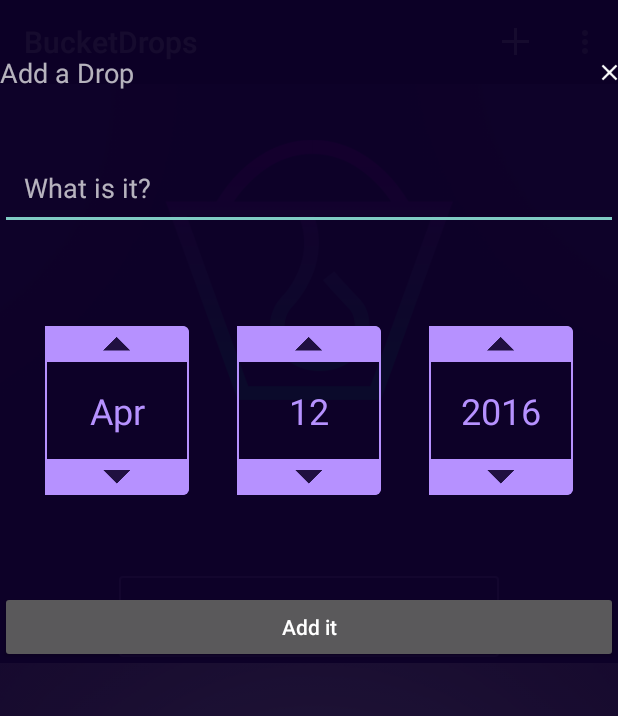
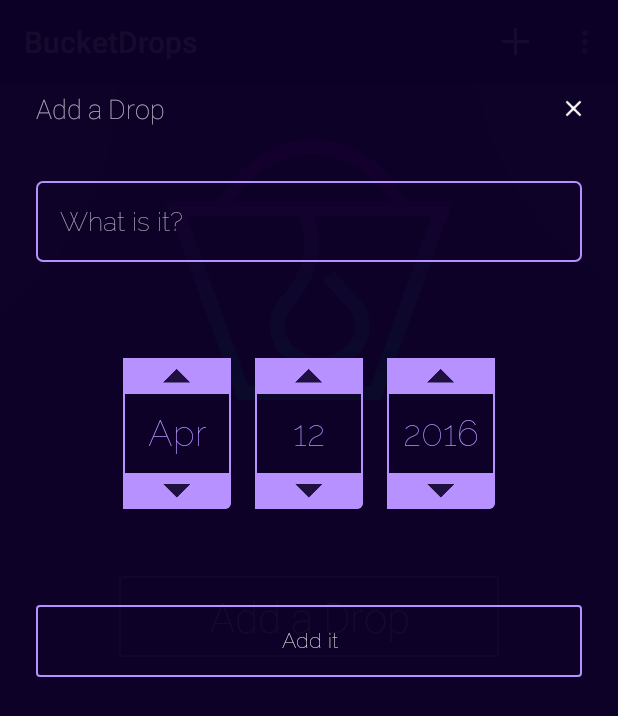
Before and after one commit to MdManjurulHoqueJony/BucketDrops, an Android app: the screen it shows after launch (MainActivity), after a tap on "Add a Drop", on a phone screen of 412 x 824 dp. Shown: the top 716 px of the screen. Run offline under Robolectric (Android 15) with nearby library versions, the phone set to English and light mode, and no system bars; libraries missing offline, so code that uses them is left out: com.facebook.stetho, com.uphyca.stetho_realm, io.realm; 9 statements that could not run were skipped.

Commit message:
Polish the App with a custom font

```diff
--- a/app/src/main/java/com/wordpress/jonyonandroidcraftsmanship/bucketdrops/AddDialogFragment.java
+++ b/app/src/main/java/com/wordpress/jonyonandroidcraftsmanship/bucketdrops/AddDialogFragment.java
@@ -47,6 +47,7 @@ public class AddDialogFragment extends DialogFragment {
         etDrop = (EditText) view.findViewById(R.id.etDrop);
         bpvDate = (BucketPickerView) view.findViewById(R.id.bpvDate);
         btnAdd = (Button) view.findViewById(R.id.btnAdd);
+        AppBucketDrops.setRalewayRegular(getActivity(), etDrop, btnAdd);
         ibtnClose.setOnClickListener(myClickListener);
         btnAdd.setOnClickListener(myClickListener);
     }
--- a/app/src/main/java/com/wordpress/jonyonandroidcraftsmanship/bucketdrops/AppBucketDrops.java
+++ b/app/src/main/java/com/wordpress/jonyonandroidcraftsmanship/bucketdrops/AppBucketDrops.java
@@ -3,7 +3,9 @@ package com.wordpress.jonyonandroidcraftsmanship.bucketdrops;
 import android.app.Application;
 import android.content.Context;
 import android.content.SharedPreferences;
+import android.graphics.Typeface;
 import android.preference.PreferenceManager;
+import android.widget.TextView;
 
 import com.facebook.stetho.Stetho;
 import com.uphyca.stetho_realm.RealmInspectorModulesProvider;
@@ -41,4 +43,15 @@ public class AppBucketDrops extends Application{
         return filterOption;
     }
 
+    public static void setRalewayRegular(Context context, TextView textView){
+        Typeface typeface = Typeface.createFromAsset(context.getAssets(), "fonts/raleway_thin.ttf");
+        textView.setTypeface(typeface);
+    }
+
+    public static void setRalewayRegular(Context context, TextView... textViews){
+        Typeface typeface = Typeface.createFromAsset(context.getAssets(), "fonts/raleway_thin.ttf");
+        for (TextView textView:textViews) {
+            textView.setTypeface(typeface);
+        }
+    }
 }
--- a/app/src/main/java/com/wordpress/jonyonandroidcraftsmanship/bucketdrops/DialogMark.java
+++ b/app/src/main/java/com/wordpress/jonyonandroidcraftsmanship/bucketdrops/DialogMark.java
@@ -55,6 +55,7 @@ public class DialogMark extends DialogFragment {
         super.onViewCreated(view, savedInstanceState);
         mBtnClose = (ImageButton) view.findViewById(R.id.btnClose);
         mBtnCompleted = (Button) view.findViewById(R.id.btnCompleted);
+        AppBucketDrops.setRalewayRegular(getActivity(), mBtnCompleted);
         mBtnClose.setOnClickListener(mBtnClickListener);
         mBtnCompleted.setOnClickListener(mBtnClickListener);
     }
--- a/app/src/main/java/com/wordpress/jonyonandroidcraftsmanship/bucketdrops/adapters/DropsAdapter.java
+++ b/app/src/main/java/com/wordpress/jonyonandroidcraftsmanship/bucketdrops/adapters/DropsAdapter.java
@@ -165,6 +165,7 @@ public class DropsAdapter extends RecyclerView.Adapter<RecyclerView.ViewHolder>
             itemView.setOnClickListener(this);
             tvWhat = (TextView) itemView.findViewById(R.id.tvWhat);
             tvWhen = (TextView) itemView.findViewById(R.id.tvWhen);
+            AppBucketDrops.setRalewayRegular(mContext, tvWhat, tvWhen);
             mMarkListener = markListener;
         }
 
@@ -202,10 +203,12 @@ public class DropsAdapter extends RecyclerView.Adapter<RecyclerView.ViewHolder>
     public static class FooterHolder extends RecyclerView.ViewHolder implements View.OnClickListener {
         Button btnFooter = null;
         AddListener mListener = null;
-
+        Context mContext=null;
         public FooterHolder(View itemView) {
             super(itemView);
+            mContext=itemView.getContext();
             btnFooter = (Button) itemView.findViewById(R.id.btnFooter);
+            AppBucketDrops.setRalewayRegular(mContext, btnFooter);
             btnFooter.setOnClickListener(this);
         }
 
--- a/app/src/main/java/com/wordpress/jonyonandroidcraftsmanship/bucketdrops/widgets/BucketPickerView.java
+++ b/app/src/main/java/com/wordpress/jonyonandroidcraftsmanship/bucketdrops/widgets/BucketPickerView.java
@@ -14,6 +14,7 @@ import android.view.View;
 import android.widget.LinearLayout;
 import android.widget.TextView;
 
+import com.wordpress.jonyonandroidcraftsmanship.bucketdrops.AppBucketDrops;
 import com.wordpress.jonyonandroidcraftsmanship.bucketdrops.R;
 
 import java.text.SimpleDateFormat;
@@ -77,6 +78,7 @@ public class BucketPickerView extends LinearLayout implements View.OnTouchListen
         tvDate = (TextView) findViewById(R.id.tvDate);
         tvMonth = (TextView) findViewById(R.id.tvMonth);
         tvYear = (TextView) findViewById(R.id.tvYear);
+        AppBucketDrops.setRalewayRegular(getContext(), tvDate, tvMonth, tvYear);
         tvDate.setOnTouchListener(this);
         tvMonth.setOnTouchListener(this);
         tvYear.setOnTouchListener(this);
--- /dev/null
+++ b/app/src/main/res/drawable/bg_et_drop.xml
@@ -0,0 +1,8 @@
+<?xml version="1.0" encoding="utf-8"?>
+<shape xmlns:android="http://schemas.android.com/apk/res/android">
+    <stroke
+        android:width="1dp"
+        android:color="@color/purple" />
+    <solid android:color="@android:color/transparent" />
+    <corners android:radius="4dp" />
+</shape>
--- a/app/src/main/res/layout/bucket_picker_view.xml
+++ b/app/src/main/res/layout/bucket_picker_view.xml
@@ -10,7 +10,7 @@
         style="@style/DatePickerItemStyle" />
 
     <Space
-        android:layout_width="32dp"
+        android:layout_width="@dimen/bpv_space"
         android:layout_height="match_parent" />
 
     <TextView
@@ -18,7 +18,7 @@
         style="@style/DatePickerItemStyle" />
 
     <Space
-        android:layout_width="32dp"
+        android:layout_width="@dimen/bpv_space"
         android:layout_height="match_parent" />
 
     <TextView
--- a/app/src/main/res/layout/dialog_add.xml
+++ b/app/src/main/res/layout/dialog_add.xml
@@ -1,12 +1,13 @@
 <?xml version="1.0" encoding="utf-8"?>
 <ScrollView xmlns:android="http://schemas.android.com/apk/res/android"
     android:layout_width="match_parent"
-    android:layout_height="match_parent">
+    android:layout_height="match_parent"
+    android:background="@color/bg_dialog">
 
     <RelativeLayout
         android:layout_width="match_parent"
         android:layout_height="match_parent"
-        android:background="@color/bg_dialog">
+        android:padding="24dp">
 
         <TextView
             android:id="@+id/tvTitle"
@@ -33,6 +34,7 @@
             android:layout_height="wrap_content"
             android:layout_below="@id/tvTitle"
             android:hint="@string/hint_et_drop"
+            android:background="@drawable/bg_et_drop"
             android:inputType="textVisiblePassword"
             android:padding="@dimen/et_drop_padding" />
 
@@ -49,6 +51,7 @@
             android:layout_width="match_parent"
             android:layout_height="wrap_content"
             android:layout_below="@id/bpvDate"
+            android:background="@drawable/bg_btn_add"
             android:text="@string/str_add_it"
             android:textAllCaps="false" />
     </RelativeLayout>
--- a/app/src/main/res/layout/empty_drops.xml
+++ b/app/src/main/res/layout/empty_drops.xml
@@ -1,5 +1,9 @@
 <?xml version="1.0" encoding="utf-8"?>
-<RelativeLayout xmlns:android="http://schemas.android.com/apk/res/android"
+<ScrollView xmlns:android="http://schemas.android.com/apk/res/android"
+    android:layout_width="match_parent"
+    android:layout_height="match_parent">
+
+    <RelativeLayout
         android:layout_width="match_parent"
         android:layout_height="match_parent">
 
@@ -25,8 +29,9 @@
             android:paddingRight="@dimen/btn_add_horizontal_padding"
             android:paddingTop="@dimen/btn_add_vertical_padding"
             android:text="@string/str_add_drop"
+            android:textAllCaps="false"
             android:textColor="@color/btn_add_color"
-        android:textAllCaps="false"
             android:textSize="@dimen/btn_add_font_size" />
 
     </RelativeLayout>
+</ScrollView>
--- /dev/null
+++ b/app/src/main/res/values-v16/styles.xml
@@ -0,0 +1,6 @@
+<?xml version="1.0" encoding="utf-8"?>
+<resources>
+    <style name="AppTheme" parent="AppTheme.Base">
+        <item name="android:fontFamily">@string/sans_serif_thin</item>
+    </style>
+</resources>
--- /dev/null
+++ b/app/src/main/res/values-w320dp/dimens.xml
@@ -0,0 +1,5 @@
+<?xml version="1.0" encoding="utf-8"?>
+<resources>
+    <dimen name="tv_picker_item_width">72dp</dimen>
+    <dimen name="tv_picker_drawable_padding">12dp</dimen>
+</resources>
--- a/app/src/main/res/values-w820dp/dimens.xml
+++ b/app/src/main/res/values-w820dp/dimens.xml
@@ -3,4 +3,8 @@
          (such as screen margins) for screens with more than 820dp of available width. This
          would include 7" and 10" devices in landscape (~960dp and ~1280dp respectively). -->
     <dimen name="activity_horizontal_margin">64dp</dimen>
+    <dimen name="tv_picker_item_width">184dp</dimen>
+    <dimen name="tv_picker_drawable_padding">32dp</dimen>
+    <dimen name="tv_picker_item_font_size">48sp</dimen>
+
 </resources>
--- a/app/src/main/res/values/dimens.xml
+++ b/app/src/main/res/values/dimens.xml
@@ -24,5 +24,8 @@
     <dimen name="tv_what_horizontal_padding">22dp</dimen>
     <dimen name="tv_no_tems_vertical_padding">22dp</dimen>
     <dimen name="bg_picker_item_corner_radius">4dp</dimen>
-    <dimen name="tv_picker_item_width">96dp</dimen>
+    <dimen name="tv_picker_item_width">92dp</dimen>
+    <dimen name="bpv_space">16dp</dimen>
+    <dimen name="tv_picker_drawable_padding">16dp</dimen>
+    <dimen name="tv_picker_item_text_size">24sp</dimen>
 </resources>
--- a/app/src/main/res/values/strings.xml
+++ b/app/src/main/res/values/strings.xml
@@ -9,4 +9,5 @@
     <string name="action_complete">Complete</string>
     <string name="action_incomplete">Incomplete</string>
     <string name="str_no_items_to_display">No Items To Display</string>
+    <string name="sans_serif_thin">sans-serif-thin</string>
 </resources>
--- a/app/src/main/res/values/styles.xml
+++ b/app/src/main/res/values/styles.xml
@@ -1,8 +1,9 @@
 <resources>
+    <style name="AppTheme.Base" parent="Theme.AppCompat.NoActionBar"></style>
+    <!-- Base application theme. -->
+    <style name="AppTheme" parent="AppTheme.Base">
+        <!-- Customize your theme here. -->
 
-    <!-- Base application theme. -->
-    <style name="AppTheme" parent="Theme.AppCompat.NoActionBar">
-        <!-- Customize your theme here. -->
     </style>
 
     <style name="DialogTheme" parent="Theme.AppCompat.Dialog">
@@ -31,6 +32,4 @@
         <item name="android:drawablePadding">@dimen/tv_picker_drawable_padding</item>
     </style>
 
-    <dimen name="tv_picker_drawable_padding">16dp</dimen>
-    <dimen name="tv_picker_item_text_size">24sp</dimen>
 </resources>
```
Also changed, not shown: app/src/main/assets/fonts/raleway_thin.ttf (added). Lines whose indentation alone changed are shown as unchanged.
